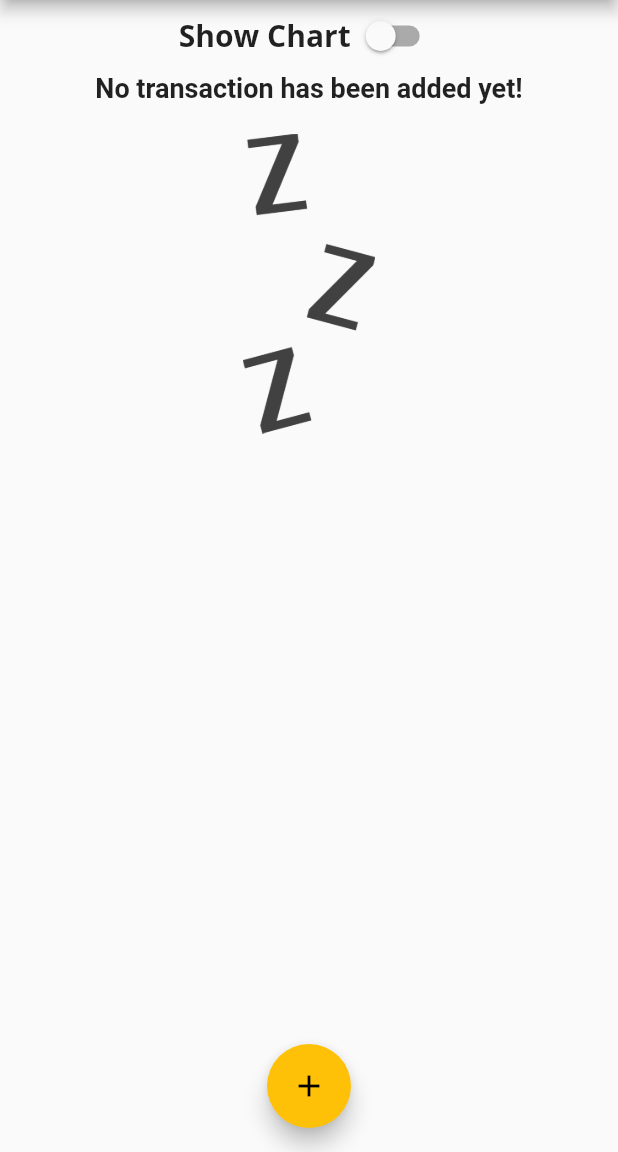
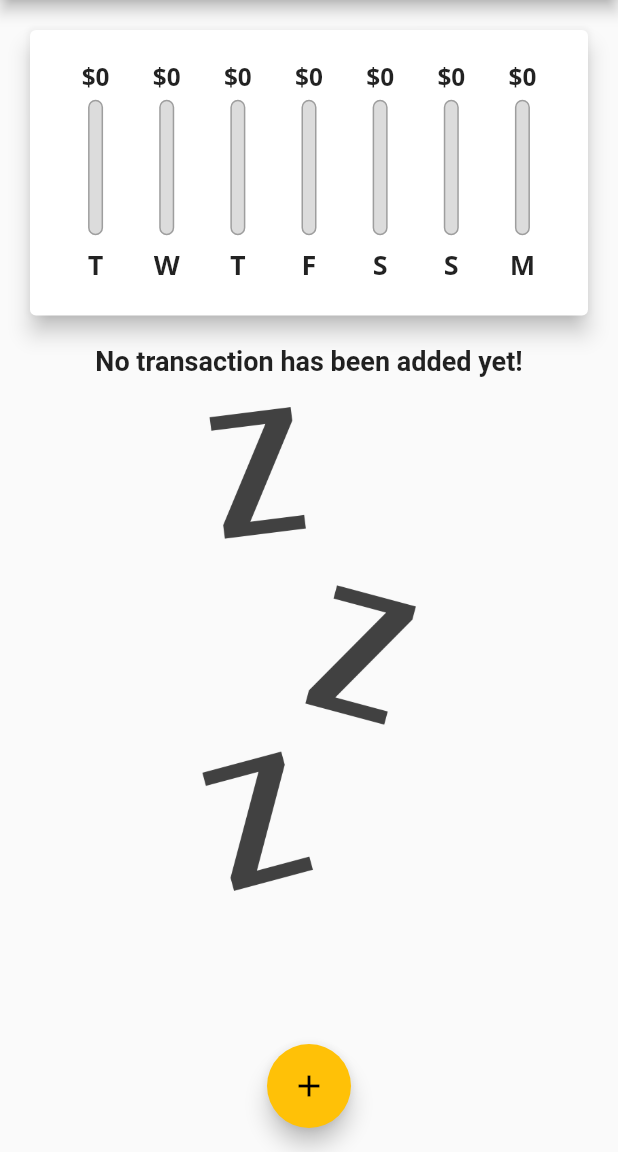
Before and after one commit to davidaodejobi/Flutter-and-Dart-Course, a Flutter app: the screen it shows after launch, on a phone screen of 412 x 824 dp, the part 84-1236 px from its top. Run offline on Flutter 3.47's test engine with Material 2 defaults, Android fonts, the phone set to English and light mode, and no system bars.

Commit message:
responsiveness of the completed

```diff
--- a/expenses_tracker/lib/homepage.dart
+++ b/expenses_tracker/lib/homepage.dart
@@ -57,7 +57,11 @@ class _HomepageState extends State<Homepage> {
 
   @override
   Widget build(BuildContext context) {
+    final isLandScape =
+        MediaQuery.of(context).orientation == Orientation.landscape;
+
     final mediaQuery = MediaQuery.of(context);
+
     final appBar = AppBar(
       title: const Text('Expenses Tracker'),
       actions: [
@@ -67,6 +71,18 @@ class _HomepageState extends State<Homepage> {
         )
       ],
     );
+
+    final txListWidget = SizedBox(
+      height: (mediaQuery.size.height -
+              appBar.preferredSize.height -
+              mediaQuery.padding.top) *
+          0.7,
+      child: TransactionList(
+        deleteTx: _deleteTransaction,
+        userTransactions: _userTransactions,
+      ),
+    );
+
     return Scaffold(
       appBar: appBar,
       floatingActionButtonLocation: FloatingActionButtonLocation.centerFloat,
@@ -77,6 +93,7 @@ class _HomepageState extends State<Homepage> {
       body: Column(
         crossAxisAlignment: CrossAxisAlignment.stretch,
         children: <Widget>[
+          if (isLandScape)
             Row(
               mainAxisAlignment: MainAxisAlignment.center,
               children: <Widget>[
@@ -99,25 +116,29 @@ class _HomepageState extends State<Homepage> {
                 ),
               ],
             ),
-          _showChart!
-              ? SizedBox(
+          if (!isLandScape)
+            SizedBox(
               height: (mediaQuery.size.height -
                       appBar.preferredSize.height -
                       mediaQuery.padding.top) *
                   0.3,
               child: Chart(
                 recentTransactions: _recentTransactions,
-                  ))
-              : SizedBox(
+              ),
+            ),
+          if (!isLandScape) txListWidget,
+          if (isLandScape)
+            _showChart!
+                ? SizedBox(
                     height: (mediaQuery.size.height -
                             appBar.preferredSize.height -
                             mediaQuery.padding.top) *
                         0.7,
-                  child: TransactionList(
-                    deleteTx: _deleteTransaction,
-                    userTransactions: _userTransactions,
+                    child: Chart(
+                      recentTransactions: _recentTransactions,
                     ),
-                ),
+                  )
+                : txListWidget,
         ],
       ),
     );
--- a/expenses_tracker/lib/main.dart
+++ b/expenses_tracker/lib/main.dart
@@ -27,14 +27,14 @@ class MyApp extends StatelessWidget {
         fontFamily: 'Quicksand',
         textTheme: ThemeData.light().textTheme.copyWith(
               bodyText2: const TextStyle(
-                fontFamily: 'Quicksand',
+                fontFamily: 'OpenSans',
                 fontWeight: FontWeight.bold,
                 fontSize: 18,
               ),
             ),
         appBarTheme: const AppBarTheme(
           titleTextStyle: TextStyle(
-            fontFamily: 'Quicksand',
+            fontFamily: 'OpenSans',
             fontSize: 20,
             fontWeight: FontWeight.bold,
           ),
--- a/expenses_tracker/lib/widgets/transcation_list.dart
+++ b/expenses_tracker/lib/widgets/transcation_list.dart
@@ -13,7 +13,9 @@ class TransactionList extends StatelessWidget {
   @override
   Widget build(BuildContext context) {
     return userTransactions!.isEmpty
-        ? Column(
+        ? LayoutBuilder(
+            builder: (ctx, constraints) {
+              return Column(
                 children: [
                   Text(
                     'No transaction has been added yet!',
@@ -23,18 +25,19 @@ class TransactionList extends StatelessWidget {
                     height: 20,
                   ),
                   SizedBox(
-                height: 200,
+                    height: constraints.maxHeight * 0.6,
                     child: Image.asset('assets/images/waiting.png',
                         fit: BoxFit.cover),
                   ),
                 ],
+              );
+            },
           )
         : ListView.builder(
             itemBuilder: (_, index) {
               return Card(
                 elevation: 5,
-                margin:
-                    const EdgeInsets.symmetric(vertical: 8, horizontal: 5),
+                margin: const EdgeInsets.symmetric(vertical: 8, horizontal: 5),
                 child: ListTile(
                   leading: CircleAvatar(
                     radius: 30,
@@ -52,7 +55,10 @@ class TransactionList extends StatelessWidget {
                     style: Theme.of(context).textTheme.bodyText2,
                   ),
                   subtitle: Text(
-                    DateFormat.yMMMd().format(userTransactions![index].date!),
+                    DateFormat.yMMMd().format(
+                      userTransactions![index].date!,
+                    ),
+                    style: Theme.of(context).textTheme.bodyText1,
                   ),
                   trailing: IconButton(
                     icon: const Icon(Icons.delete),
```
Lines whose indentation alone changed are shown as unchanged.
